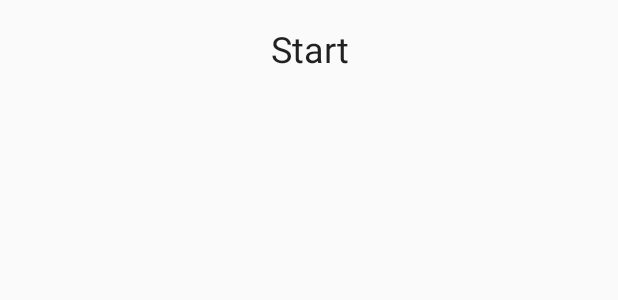
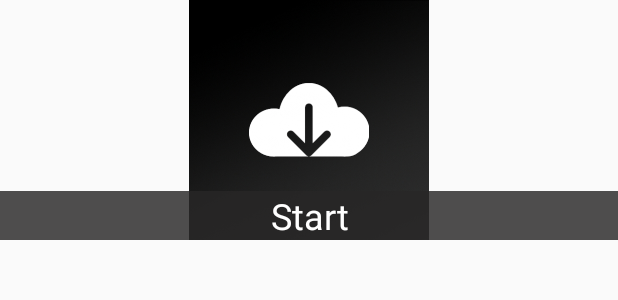
Before and after one commit to dszemenkar/Gylsboda, an Android app: the layout place_item.xml on its own in the app's theme, with its tools: preview values and no code run, on a phone screen of 412 x 824 dp. Shown: the top 300 px of the screen. Run offline under Robolectric (Android 15) with nearby library versions, the phone set to English and light mode, and no system bars.

Commit message:
Added image download on detailsActivity

```diff
--- a/app/src/main/java/com/appkompaniet/gylsbodafriluftsmuseum/MyGlideModule.kt
+++ b/app/src/main/java/com/appkompaniet/gylsbodafriluftsmuseum/MyGlideModule.kt
@@ -3,9 +3,6 @@ package com.appkompaniet.gylsbodafriluftsmuseum
 import com.bumptech.glide.annotation.GlideModule
 import com.bumptech.glide.module.AppGlideModule
 
-/**
- * Created by davidszemenkar on 2017-10-17.
- */
 
 @GlideModule
-        class MyGlideModule : AppGlideModule()
+class MyGlideModule : AppGlideModule()
--- a/app/src/main/java/com/appkompaniet/gylsbodafriluftsmuseum/Place.kt
+++ b/app/src/main/java/com/appkompaniet/gylsbodafriluftsmuseum/Place.kt
@@ -26,7 +26,9 @@ class PlaceViewModel : ViewModel(){
         return placeRepository.loadPlace(id)
     }
 
-    //fun savePlace(id: String):
+    fun updatePlace(place: Place){
+        placeRepository.updatePlace(place)
+    }
 
 
     /**init {
--- a/app/src/main/java/com/appkompaniet/gylsbodafriluftsmuseum/PlacesListFragment.kt
+++ b/app/src/main/java/com/appkompaniet/gylsbodafriluftsmuseum/PlacesListFragment.kt
@@ -13,6 +13,7 @@ import android.view.LayoutInflater
 import android.view.View
 import android.view.ViewGroup
 import android.widget.TextView
+import com.bumptech.glide.Glide
 import kotlinx.android.synthetic.main.fragment_places_list.*
 
 
@@ -47,7 +48,7 @@ savedInstanceState:Bundle?):View? {
             val place = places[position]
             holder?.placeId = place.id
             holder?.placeName?.text = place.name
-
+            //Glide.with(holder?.itemView).load(place.image).into(holder?.placeImage)
         }
 
         override fun getItemCount(): Int = places.size
--- a/app/src/main/java/com/appkompaniet/gylsbodafriluftsmuseum/Repository.kt
+++ b/app/src/main/java/com/appkompaniet/gylsbodafriluftsmuseum/Repository.kt
@@ -72,7 +72,7 @@ class PlaceRepository{
         }
         return mediatorLiveData
     }
-    fun savePlace(place: Place) {
+    fun updatePlace(place: Place) {
         val firebasePlace = FirebasePlace(place.name, place.description, place.likes, place.image)
         when(place.id){
             "" -> return
--- a/app/src/main/res/layout/place_item.xml
+++ b/app/src/main/res/layout/place_item.xml
@@ -1,23 +1,32 @@
 <?xml version="1.0" encoding="utf-8"?>
 <android.support.constraint.ConstraintLayout xmlns:android="http://schemas.android.com/apk/res/android"
     xmlns:app="http://schemas.android.com/apk/res-auto"
+    xmlns:tools="http://schemas.android.com/tools"
     android:layout_width="match_parent"
     android:layout_height="wrap_content">
 
+    <ImageView
+        android:id="@+id/placeImage"
+        android:layout_width="0dp"
+        android:layout_height="160dp"
+        app:layout_constraintBottom_toBottomOf="parent"
+        app:layout_constraintEnd_toEndOf="parent"
+        app:layout_constraintStart_toStartOf="parent"
+        app:layout_constraintTop_toTopOf="parent"
+        app:srcCompat="@drawable/download" />
+
     <TextView
         android:id="@+id/placeName"
-        android:layout_width="wrap_content"
+        android:layout_width="0dp"
         android:layout_height="wrap_content"
-        android:layout_marginBottom="16dp"
-        android:layout_marginEnd="16dp"
-        android:layout_marginStart="16dp"
-        android:layout_marginTop="16dp"
+        android:background="@color/colorPrimaryDark"
         android:text="Start"
         android:textAlignment="center"
         android:textAppearance="@style/TextAppearance.AppCompat.Large"
+        android:textColor="@android:color/background_light"
         android:textSize="24sp"
-        app:layout_constraintBottom_toBottomOf="parent"
+        app:layout_constraintBottom_toBottomOf="@+id/placeImage"
         app:layout_constraintEnd_toEndOf="parent"
-        app:layout_constraintStart_toStartOf="parent"
-        app:layout_constraintTop_toTopOf="parent" />
+        app:layout_constraintStart_toStartOf="parent" />
+
 </android.support.constraint.ConstraintLayout>
--- a/app/src/main/res/values/colors.xml
+++ b/app/src/main/res/values/colors.xml
@@ -1,6 +1,6 @@
 <?xml version="1.0" encoding="utf-8"?>
 <resources>
     <color name="colorPrimary">#3E3E3E</color>
-    <color name="colorPrimaryDark">#282727</color>
+    <color name="colorPrimaryDark">#d0282727</color>
     <color name="colorAccent">#FF4081</color>
 </resources>
```
Also changed, not shown: app/src/main/java/com/appkompaniet/gylsbodafriluftsmuseum/PlaceDetailsFragment.kt (+9 -5 lines), app/src/main/res/layout/fragment_place_details.xml (+5 -5 lines), app/src/main/res/drawable/download.jpg (added), app/src/main/res/drawable/image.jpg (added).
